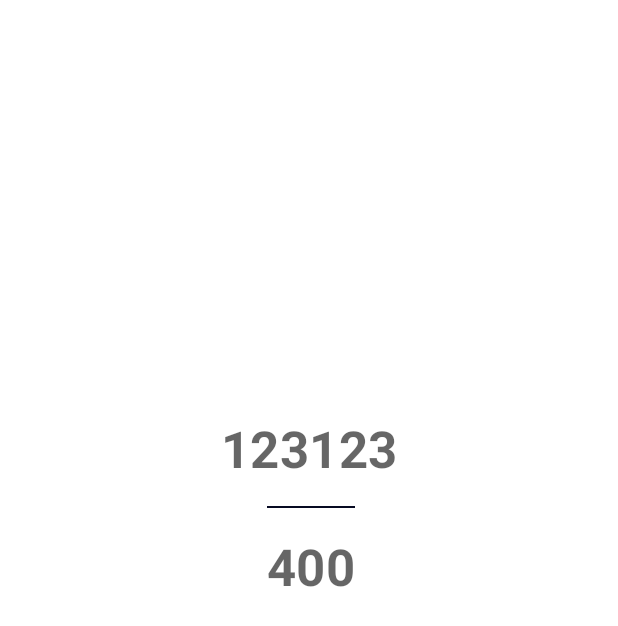
After one commit to Hessam-Emami/gas_alarm_mobile, an Android app: the layout main_fragment_connected.xml on its own in the app's theme, with its tools: preview values and no code run, on a phone screen of 412 x 824 dp. The commit adds this screen. Shown: the top 626 px of the screen. Run offline under Robolectric (Android 15) with nearby library versions, the phone set to English and light mode, and no system bars; Roboto replaces fonts that are not available here.

Commit message:
Added another layout for connected state

```diff
--- a/app/src/main/AndroidManifest.xml
+++ b/app/src/main/AndroidManifest.xml
@@ -7,6 +7,8 @@
     <uses-permission android:name="android.permission.BLUETOOTH_ADMIN"/>
     <uses-permission android:name="android.permission.ACCESS_FINE_LOCATION"/>
     <uses-permission android:name="android.permission.ACCESS_COARSE_LOCATION"/>
+
+    <uses-permission android:name="android.permission.VIBRATE" />
 
     <application
         android:allowBackup="false"
--- /dev/null
+++ b/app/src/main/res/layout/main_fragment_connected.xml
@@ -0,0 +1,45 @@
+<?xml version="1.0" encoding="utf-8"?>
+<androidx.constraintlayout.widget.ConstraintLayout xmlns:android="http://schemas.android.com/apk/res/android"
+    xmlns:app="http://schemas.android.com/apk/res-auto"
+    xmlns:tools="http://schemas.android.com/tools"
+    android:layout_width="match_parent"
+    android:layout_height="match_parent">
+
+    <com.google.android.material.textview.MaterialTextView
+        android:id="@+id/fragment_main_tv_current_value"
+        android:layout_width="wrap_content"
+        android:layout_height="wrap_content"
+        android:layout_marginTop="276dp"
+        android:textAppearance="@style/TextAppearance.MaterialComponents.Headline4"
+        android:textStyle="bold"
+        app:layout_constraintEnd_toEndOf="parent"
+        app:layout_constraintStart_toStartOf="parent"
+        app:layout_constraintTop_toTopOf="parent"
+        tools:text="123123" />
+
+    <View
+        android:id="@+id/view"
+        android:layout_width="0dp"
+        android:layout_height="1dp"
+        android:layout_marginTop="16dp"
+        android:background="@color/darkBlue"
+        app:layout_constraintEnd_toEndOf="@+id/fragment_main_tv_total"
+        app:layout_constraintHorizontal_bias="0.508"
+        app:layout_constraintStart_toStartOf="@+id/fragment_main_tv_total"
+        app:layout_constraintTop_toBottomOf="@+id/fragment_main_tv_current_value" />
+
+    <com.google.android.material.textview.MaterialTextView
+        android:id="@+id/fragment_main_tv_total"
+        android:layout_width="wrap_content"
+        android:layout_height="wrap_content"
+        android:layout_marginTop="16dp"
+        android:textAppearance="@style/TextAppearance.MaterialComponents.Headline4"
+        android:textStyle="bold"
+        android:text="400"
+        app:layout_constraintEnd_toEndOf="@+id/fragment_main_tv_current_value"
+        app:layout_constraintHorizontal_bias="0.526"
+        app:layout_constraintStart_toStartOf="@+id/fragment_main_tv_current_value"
+        app:layout_constraintTop_toBottomOf="@+id/view"
+        />
+
+</androidx.constraintlayout.widget.ConstraintLayout>
```
Also changed, not shown: app/src/main/java/com/emami/android/toxicgasalarm/ui/main/BluetoothConnectRunnable.kt (added, +71 -0 lines), app/src/main/java/com/emami/android/toxicgasalarm/ui/main/MainFragment.kt (+7 -56 lines), app/src/main/res/layout/main_fragment.xml (+12 -3 lines).
